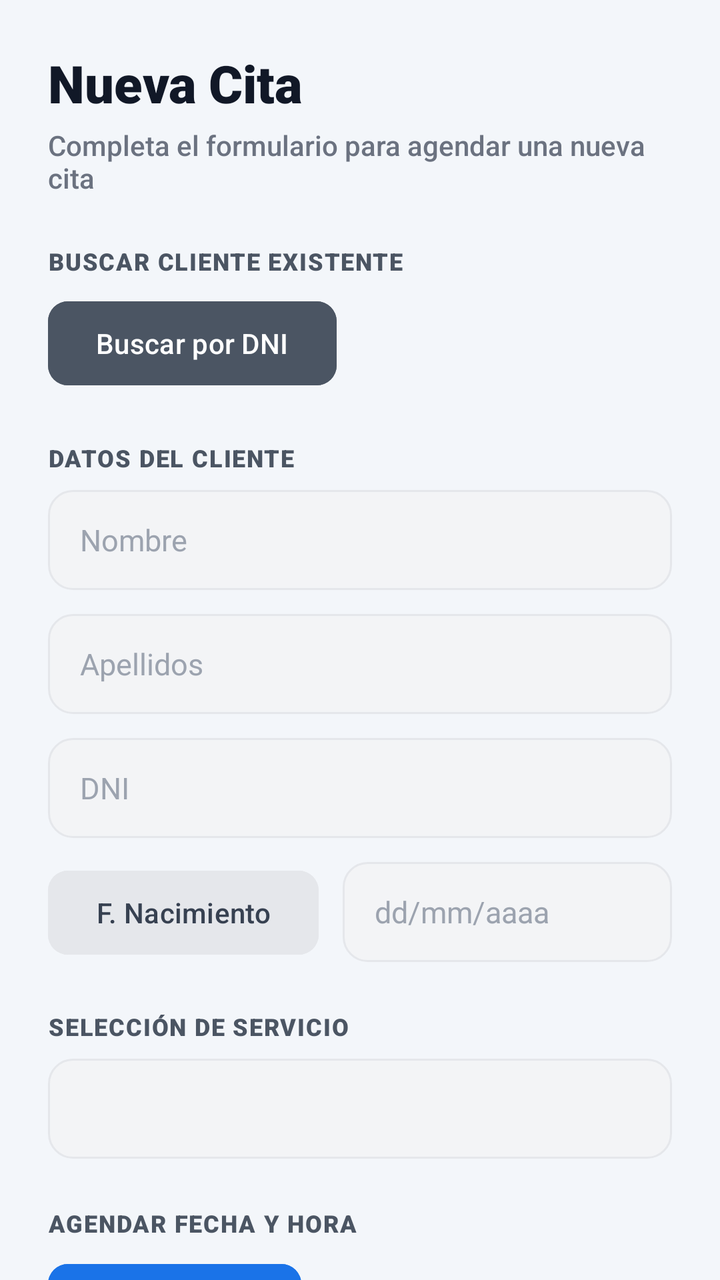
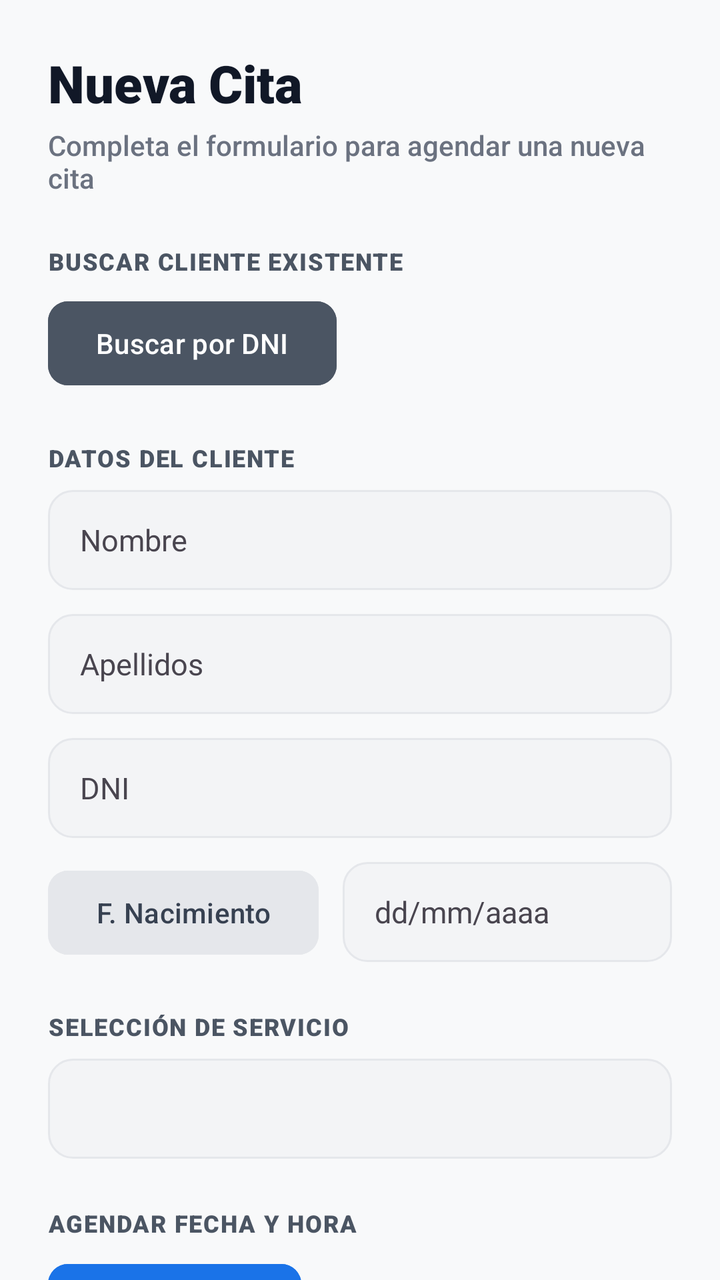

Compare the two renders of this Android layout. The source of the first and the diff that turns it into the second are given below.
<!-- AndroidManifest.xml: application theme Theme.Gester -->
<!-- res/layout/fragment_add.xml -->
<?xml version="1.0" encoding="utf-8"?>
<ScrollView xmlns:android="http://schemas.android.com/apk/res/android"
    xmlns:app="http://schemas.android.com/apk/res-auto"
    android:layout_width="match_parent"
    android:layout_height="match_parent"
    android:fillViewport="true"
    android:background="#F3F6FA"
    android:scrollbars="none">

    <LinearLayout
        android:layout_width="match_parent"
        android:layout_height="wrap_content"
        android:orientation="vertical"
        android:padding="24dp">

        <TextView
            android:layout_width="wrap_content"
            android:layout_height="wrap_content"
            android:text="Nueva Cita"
            android:textColor="#111827"
            android:textSize="26sp"
            android:fontFamily="sans-serif-black" />

        <TextView
            android:layout_width="wrap_content"
            android:layout_height="wrap_content"
            android:text="Completa el formulario para agendar una nueva cita"
            android:textColor="#6B7280"
            android:textSize="14sp"
            android:fontFamily="sans-serif-medium"
            android:layout_marginTop="4dp"
            android:layout_marginBottom="24dp" />

        <TextView
            android:layout_width="wrap_content"
            android:layout_height="wrap_content"
            android:text="BUSCAR CLIENTE EXISTENTE"
            android:textColor="#4B5563"
            android:textSize="12sp"
            android:fontFamily="sans-serif-black"
            android:letterSpacing="0.05"
            android:layout_marginBottom="8dp"/>

        <LinearLayout
            android:layout_width="match_parent"
            android:layout_height="wrap_content"
            android:orientation="horizontal"
            android:layout_marginBottom="24dp">

            <Button
                android:id="@+id/btnRecuperarUsuario"
                android:layout_width="wrap_content"
                android:layout_height="50dp"
                android:text="Buscar por DNI"
                android:textColor="#FFFFFF"
                android:backgroundTint="#4B5563"
                android:fontFamily="sans-serif-medium"
                android:textSize="14sp"
                app:cornerRadius="10dp" />

            <EditText
                android:id="@+id/etDniBusqueda"
                android:layout_width="0dp"
                android:layout_height="50dp"
                android:layout_weight="1"
                android:layout_marginStart="12dp"
                android:hint="Introduce DNI para buscar..."
                android:textColor="#111827"
                android:textColorHint="#9CA3AF"
                android:inputType="text"
                android:background="@drawable/input_background"
                android:paddingHorizontal="16dp"
                android:textSize="15sp"
                android:fontFamily="sans-serif"
                android:visibility="gone" />
        </LinearLayout>

        <TextView
            android:layout_width="wrap_content"
            android:layout_height="wrap_content"
            android:text="DATOS DEL CLIENTE"
            android:textColor="#4B5563"
            android:textSize="12sp"
            android:fontFamily="sans-serif-black"
            android:letterSpacing="0.05"
            android:layout_marginBottom="8dp"/>

        <EditText
            android:id="@+id/etNombre"
            android:layout_width="match_parent"
            android:layout_height="50dp"
            android:hint="Nombre"
            android:textColor="#111827"
            android:textColorHint="#9CA3AF"
            android:inputType="textPersonName"
            android:background="@drawable/input_background"
            android:paddingHorizontal="16dp"
            android:textSize="15sp"
            android:fontFamily="sans-serif"
            android:layout_marginBottom="12dp"/>

        <EditText
            android:id="@+id/etApellidos"
            android:layout_width="match_parent"
            android:layout_height="50dp"
            android:hint="Apellidos"
            android:textColor="#111827"
            android:textColorHint="#9CA3AF"
            android:inputType="textPersonName"
            android:background="@drawable/input_background"
            android:paddingHorizontal="16dp"
            android:textSize="15sp"
            android:fontFamily="sans-serif"
            android:layout_marginBottom="12dp"/>

        <EditText
            android:id="@+id/etDni"
            android:layout_width="match_parent"
            android:layout_height="50dp"
            android:hint="DNI"
            android:textColor="#111827"
            android:textColorHint="#9CA3AF"
            android:inputType="text"
            android:background="@drawable/input_background"
            android:paddingHorizontal="16dp"
            android:textSize="15sp"
            android:fontFamily="sans-serif"
            android:layout_marginBottom="12dp"/>

        <LinearLayout
            android:layout_width="match_parent"
            android:layout_height="wrap_content"
            android:orientation="horizontal"
            android:layout_marginBottom="24dp">

            <Button
                android:id="@+id/btnSeleccionarNacimiento"
                android:layout_width="wrap_content"
                android:layout_height="50dp"
                android:text="F. Nacimiento"
                android:textColor="#374151"
                android:backgroundTint="#E5E7EB"
                android:fontFamily="sans-serif-medium"
                android:textSize="14sp"
                app:cornerRadius="10dp" />

            <EditText
                android:id="@+id/etFechaNacimiento"
                android:layout_width="0dp"
                android:layout_height="50dp"
                android:layout_weight="1"
                android:layout_marginStart="12dp"
                android:hint="dd/mm/aaaa"
                android:textColor="#111827"
                android:textColorHint="#9CA3AF"
                android:inputType="none"
                android:focusable="false"
                android:clickable="false"
                android:background="@drawable/input_background"
                android:paddingHorizontal="16dp"
                android:textSize="15sp"
                android:fontFamily="sans-serif" />
        </LinearLayout>

        <TextView
            android:layout_width="wrap_content"
            android:layout_height="wrap_content"
            android:text="SELECCIÓN DE SERVICIO"
            android:textColor="#4B5563"
            android:textSize="12sp"
            android:fontFamily="sans-serif-black"
            android:letterSpacing="0.05"
            android:layout_marginBottom="8dp"/>

        <Spinner
            android:id="@+id/spinnerServicios"
            android:layout_width="match_parent"
            android:layout_height="50dp"
            android:background="@drawable/input_background"
            android:layout_marginBottom="24dp"/>

        <TextView
            android:layout_width="wrap_content"
            android:layout_height="wrap_content"
            android:text="AGENDAR FECHA Y HORA"
            android:textColor="#4B5563"
            android:textSize="12sp"
            android:fontFamily="sans-serif-black"
            android:letterSpacing="0.05"
            android:layout_marginBottom="8dp"/>

        <LinearLayout
            android:layout_width="match_parent"
            android:layout_height="wrap_content"
            android:orientation="horizontal"
            android:layout_marginBottom="12dp">

            <Button
                android:id="@+id/btnSeleccionarFecha"
                android:layout_width="wrap_content"
                android:layout_height="50dp"
                android:text="Elegir Fecha"
                android:textColor="#FFFFFF"
                android:backgroundTint="#1A73E8"
                android:fontFamily="sans-serif-medium"
                android:textSize="14sp"
                app:cornerRadius="10dp" />

            <TextView
                android:id="@+id/tvFechaSeleccionada"
                android:layout_width="0dp"
                android:layout_height="50dp"
                android:layout_weight="1"
                android:text="Fecha no seleccionada"
                android:textColor="#4B5563"
                android:textSize="15sp"
                android:fontFamily="sans-serif-medium"
                android:gravity="center_vertical|end"
                android:paddingHorizontal="16dp" />
        </LinearLayout>

        <Spinner
            android:id="@+id/spinnerHoras"
            android:layout_width="match_parent"
            android:layout_height="50dp"
            android:background="@drawable/input_background"
            android:layout_marginBottom="32dp"/>

        <Button
            android:id="@+id/btnGuardarCita"
            android:layout_width="match_parent"
            android:layout_height="54dp"
            android:text="Registrar Cita"
            android:textColor="#FFFFFF"
            android:backgroundTint="#10B981"
            android:textSize="16sp"
            android:fontFamily="sans-serif-black"
            app:cornerRadius="12dp" />

    </LinearLayout>
</ScrollView>
<!-- resources referenced by this layout -->
<resources>
  <!-- drawable input_background (drawable) -->
  <?xml version="1.0" encoding="utf-8"?>
  <shape xmlns:android="http://schemas.android.com/apk/res/android"
      android:shape="rectangle">
      <solid android:color="#F3F4F6" />
      <corners android:radius="12dp" />
      <stroke
          android:width="1dp"
          android:color="#E5E7EB" />
  </shape>
  <style name="Theme.Gester" parent="Base.Theme.Gester" />
  <style name="Base.Theme.Gester" parent="Theme.Material3.DayNight.NoActionBar">
          
          
      </style>
</resources>

<!-- the commit's change to res/layout/fragment_add.xml (unified diff, before → after) -->
@@ -4,7 +4,7 @@
     android:layout_width="match_parent"
     android:layout_height="match_parent"
     android:fillViewport="true"
-    android:background="#F3F6FA"
+    android:background="?android:attr/windowBackground"
     android:scrollbars="none">
 
     <LinearLayout
@@ -17,7 +17,7 @@
             android:layout_width="wrap_content"
             android:layout_height="wrap_content"
             android:text="Nueva Cita"
-            android:textColor="#111827"
+            android:textColor="@color/texto_titulo_cita"
             android:textSize="26sp"
             android:fontFamily="sans-serif-black" />
 
@@ -25,7 +25,7 @@
             android:layout_width="wrap_content"
             android:layout_height="wrap_content"
             android:text="Completa el formulario para agendar una nueva cita"
-            android:textColor="#6B7280"
+            android:textColor="@color/texto_subtitulo_cita"
             android:textSize="14sp"
             android:fontFamily="sans-serif-medium"
             android:layout_marginTop="4dp"
@@ -35,7 +35,7 @@
             android:layout_width="wrap_content"
             android:layout_height="wrap_content"
             android:text="BUSCAR CLIENTE EXISTENTE"
-            android:textColor="#4B5563"
+            android:textColor="@color/texto_etiquetas_cita"
             android:textSize="12sp"
             android:fontFamily="sans-serif-black"
             android:letterSpacing="0.05"
@@ -53,7 +53,7 @@
                 android:layout_height="50dp"
                 android:text="Buscar por DNI"
                 android:textColor="#FFFFFF"
-                android:backgroundTint="#4B5563"
+                android:backgroundTint="@color/btn_buscar_dni"
                 android:fontFamily="sans-serif-medium"
                 android:textSize="14sp"
                 app:cornerRadius="10dp" />
@@ -65,8 +65,8 @@
                 android:layout_weight="1"
                 android:layout_marginStart="12dp"
                 android:hint="Introduce DNI para buscar..."
-                android:textColor="#111827"
-                android:textColorHint="#9CA3AF"
+                android:textColor="?android:attr/textColorPrimary"
+                android:textColorHint="?android:attr/textColorSecondary"
                 android:inputType="text"
                 android:background="@drawable/input_background"
                 android:paddingHorizontal="16dp"
@@ -79,7 +79,7 @@
             android:layout_width="wrap_content"
             android:layout_height="wrap_content"
             android:text="DATOS DEL CLIENTE"
-            android:textColor="#4B5563"
+            android:textColor="@color/texto_etiquetas_cita"
             android:textSize="12sp"
             android:fontFamily="sans-serif-black"
             android:letterSpacing="0.05"
@@ -90,8 +90,8 @@
             android:layout_width="match_parent"
             android:layout_height="50dp"
             android:hint="Nombre"
-            android:textColor="#111827"
-            android:textColorHint="#9CA3AF"
+            android:textColor="?android:attr/textColorPrimary"
+            android:textColorHint="?android:attr/textColorSecondary"
             android:inputType="textPersonName"
             android:background="@drawable/input_background"
             android:paddingHorizontal="16dp"
@@ -104,8 +104,8 @@
             android:layout_width="match_parent"
             android:layout_height="50dp"
             android:hint="Apellidos"
-            android:textColor="#111827"
-            android:textColorHint="#9CA3AF"
+            android:textColor="?android:attr/textColorPrimary"
+            android:textColorHint="?android:attr/textColorSecondary"
             android:inputType="textPersonName"
             android:background="@drawable/input_background"
             android:paddingHorizontal="16dp"
@@ -118,8 +118,8 @@
             android:layout_width="match_parent"
             android:layout_height="50dp"
             android:hint="DNI"
-            android:textColor="#111827"
-            android:textColorHint="#9CA3AF"
+            android:textColor="?android:attr/textColorPrimary"
+            android:textColorHint="?android:attr/textColorSecondary"
             android:inputType="text"
             android:background="@drawable/input_background"
             android:paddingHorizontal="16dp"
@@ -138,8 +138,8 @@
                 android:layout_width="wrap_content"
                 android:layout_height="50dp"
                 android:text="F. Nacimiento"
-                android:textColor="#374151"
-                android:backgroundTint="#E5E7EB"
+                android:textColor="@color/texto_btn_nacimiento"
+                android:backgroundTint="@color/btn_nacimiento"
                 android:fontFamily="sans-serif-medium"
                 android:textSize="14sp"
                 app:cornerRadius="10dp" />
@@ -151,8 +151,8 @@
                 android:layout_weight="1"
                 android:layout_marginStart="12dp"
                 android:hint="dd/mm/aaaa"
-                android:textColor="#111827"
-                android:textColorHint="#9CA3AF"
+                android:textColor="?android:attr/textColorPrimary"
+                android:textColorHint="?android:attr/textColorSecondary"
                 android:inputType="none"
                 android:focusable="false"
                 android:clickable="false"
@@ -166,7 +166,7 @@
             android:layout_width="wrap_content"
             android:layout_height="wrap_content"
             android:text="SELECCIÓN DE SERVICIO"
-            android:textColor="#4B5563"
+            android:textColor="@color/texto_etiquetas_cita"
             android:textSize="12sp"
             android:fontFamily="sans-serif-black"
             android:letterSpacing="0.05"
@@ -183,7 +183,7 @@
             android:layout_width="wrap_content"
             android:layout_height="wrap_content"
             android:text="AGENDAR FECHA Y HORA"
-            android:textColor="#4B5563"
+            android:textColor="@color/texto_etiquetas_cita"
             android:textSize="12sp"
             android:fontFamily="sans-serif-black"
             android:letterSpacing="0.05"
@@ -201,7 +201,7 @@
                 android:layout_height="50dp"
                 android:text="Elegir Fecha"
                 android:textColor="#FFFFFF"
-                android:backgroundTint="#1A73E8"
+                android:backgroundTint="@color/btn_elegir_fecha"
                 android:fontFamily="sans-serif-medium"
                 android:textSize="14sp"
                 app:cornerRadius="10dp" />
@@ -212,7 +212,7 @@
                 android:layout_height="50dp"
                 android:layout_weight="1"
                 android:text="Fecha no seleccionada"
-                android:textColor="#4B5563"
+                android:textColor="?android:attr/textColorSecondary"
                 android:textSize="15sp"
                 android:fontFamily="sans-serif-medium"
                 android:gravity="center_vertical|end"
@@ -232,7 +232,7 @@
             android:layout_height="54dp"
             android:text="Registrar Cita"
             android:textColor="#FFFFFF"
-            android:backgroundTint="#10B981"
+            android:backgroundTint="@color/btn_registrar_cita"
             android:textSize="16sp"
             android:fontFamily="sans-serif-black"
             app:cornerRadius="12dp" />
<!-- resource entries referenced after the edit -->
@@ -1,5 +1,13 @@
 <!-- resources referenced by this layout -->
 <resources>
+  <color name="btn_buscar_dni">#4B5563</color>
+  <color name="btn_elegir_fecha">#1A73E8</color>
+  <color name="btn_nacimiento">#E5E7EB</color>
+  <color name="btn_registrar_cita">#10B981</color>
+  <color name="texto_btn_nacimiento">#374151</color>
+  <color name="texto_etiquetas_cita">#4B5563</color>
+  <color name="texto_subtitulo_cita">#6B7280</color>
+  <color name="texto_titulo_cita">#111827</color>
   <!-- drawable input_background (drawable) -->
   <?xml version="1.0" encoding="utf-8"?>
   <shape xmlns:android="http://schemas.android.com/apk/res/android"
@@ -10,10 +18,13 @@
           android:width="1dp"
           android:color="#E5E7EB" />
   </shape>
-  <style name="Theme.Gester" parent="Base.Theme.Gester" />
+  <style name="Theme.Gester" parent="Base.Theme.Gester">
+          <item name="itemActiveIndicatorStyle">@style/CustomActiveIndicator</item>
+      </style>
   <style name="Base.Theme.Gester" parent="Theme.Material3.DayNight.NoActionBar">
-          
-          
+          <item name="colorPrimary">#1A73E8</item> <item name="android:windowBackground">#F8F9FA</item> <item name="colorContainer">#FFFFFF</item> </style>
+  <style name="CustomActiveIndicator" parent="">
+          <item name="android:color">@android:color/transparent</item>
       </style>
 </resources>
 
